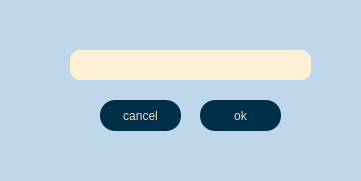
Qt form client/authenticationcode.ui (AP-projects-4001/jan-ghahve) before a commit.
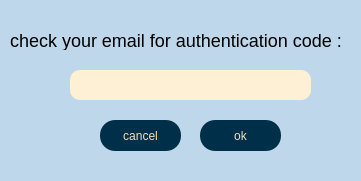
The same form after that commit.

```diff
--- a/client/authenticationcode.ui
+++ b/client/authenticationcode.ui
@@ -20,7 +20,7 @@
    <property name="geometry">
     <rect>
      <x>70</x>
-     <y>50</y>
+     <y>70</y>
      <width>241</width>
      <height>30</height>
     </rect>
@@ -34,7 +34,7 @@
    <property name="geometry">
     <rect>
      <x>200</x>
-     <y>100</y>
+     <y>120</y>
      <width>81</width>
      <height>31</height>
     </rect>
@@ -55,7 +55,7 @@
    <property name="geometry">
     <rect>
      <x>100</x>
-     <y>100</y>
+     <y>120</y>
      <width>81</width>
      <height>31</height>
     </rect>
@@ -72,6 +72,22 @@
     <string>cancel</string>
    </property>
   </widget>
+  <widget class="QLabel" name="label">
+   <property name="geometry">
+    <rect>
+     <x>10</x>
+     <y>30</y>
+     <width>341</width>
+     <height>20</height>
+    </rect>
+   </property>
+   <property name="styleSheet">
+    <string notr="true">font-size:18px;</string>
+   </property>
+   <property name="text">
+    <string>check your email for authentication code :</string>
+   </property>
+  </widget>
  </widget>
  <resources/>
  <connections/>
```
